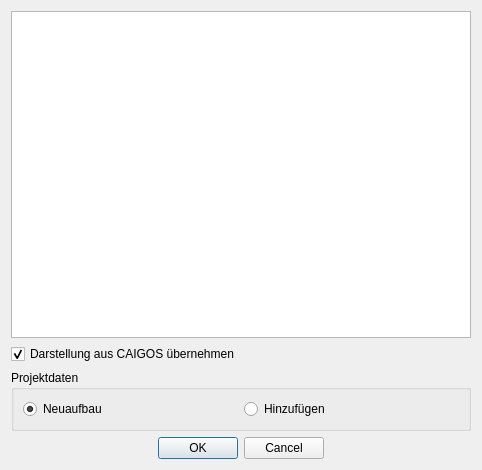
This is uiExplorer.ui in EZUSoft/SaxonyCadastralParcels as Qt 5 draws it before an edit. The edited form follows.
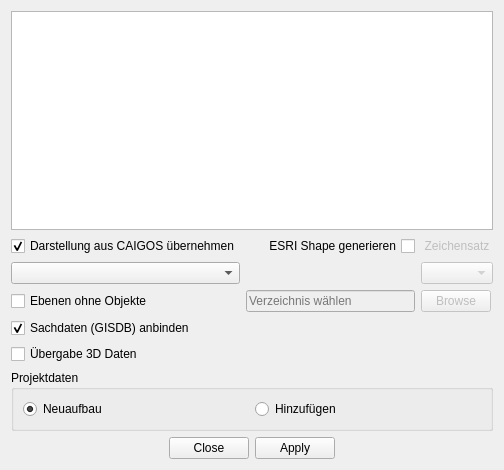
This is the edited form.

Patch:
```diff
--- a/uiExplorer.ui
+++ b/uiExplorer.ui
@@ -6,7 +6,7 @@
    <rect>
     <x>0</x>
     <y>0</y>
-    <width>482</width>
+    <width>504</width>
     <height>470</height>
    </rect>
   </property>
@@ -46,10 +46,13 @@
     <layout class="QVBoxLayout" name="Optionen">
      <item>
       <layout class="QGridLayout" name="gridLayout">
-       <item row="0" column="0">
+       <item row="5" column="1">
+        <layout class="QHBoxLayout" name="horizontalLayout_2"/>
+       </item>
+       <item row="1" column="0">
         <widget class="QCheckBox" name="chkDar">
          <property name="sizePolicy">
-          <sizepolicy hsizetype="Preferred" vsizetype="Fixed">
+          <sizepolicy hsizetype="Fixed" vsizetype="Fixed">
            <horstretch>0</horstretch>
            <verstretch>0</verstretch>
           </sizepolicy>
@@ -65,6 +68,153 @@
          </property>
         </widget>
        </item>
+       <item row="4" column="0">
+        <widget class="QCheckBox" name="chkGISDB">
+         <property name="sizePolicy">
+          <sizepolicy hsizetype="Fixed" vsizetype="Fixed">
+           <horstretch>0</horstretch>
+           <verstretch>0</verstretch>
+          </sizepolicy>
+         </property>
+         <property name="layoutDirection">
+          <enum>Qt::LeftToRight</enum>
+         </property>
+         <property name="text">
+          <string>Sachdaten (GISDB) anbinden</string>
+         </property>
+         <property name="checked">
+          <bool>true</bool>
+         </property>
+        </widget>
+       </item>
+       <item row="5" column="0">
+        <widget class="QCheckBox" name="chk3DDar">
+         <property name="sizePolicy">
+          <sizepolicy hsizetype="Fixed" vsizetype="Fixed">
+           <horstretch>0</horstretch>
+           <verstretch>0</verstretch>
+          </sizepolicy>
+         </property>
+         <property name="layoutDirection">
+          <enum>Qt::LeftToRight</enum>
+         </property>
+         <property name="text">
+          <string>Übergabe 3D Daten</string>
+         </property>
+         <property name="checked">
+          <bool>false</bool>
+         </property>
+        </widget>
+       </item>
+       <item row="2" column="0">
+        <widget class="QComboBox" name="cbGruppe">
+         <property name="sizePolicy">
+          <sizepolicy hsizetype="Expanding" vsizetype="Fixed">
+           <horstretch>0</horstretch>
+           <verstretch>0</verstretch>
+          </sizepolicy>
+         </property>
+        </widget>
+       </item>
+       <item row="2" column="2">
+        <widget class="QComboBox" name="cbCharSet">
+         <property name="enabled">
+          <bool>false</bool>
+         </property>
+         <property name="sizePolicy">
+          <sizepolicy hsizetype="Fixed" vsizetype="Fixed">
+           <horstretch>0</horstretch>
+           <verstretch>0</verstretch>
+          </sizepolicy>
+         </property>
+         <property name="statusTip">
+          <string>Codepage wählen</string>
+         </property>
+        </widget>
+       </item>
+       <item row="1" column="1">
+        <widget class="QCheckBox" name="chkSHPexp">
+         <property name="sizePolicy">
+          <sizepolicy hsizetype="Expanding" vsizetype="Fixed">
+           <horstretch>0</horstretch>
+           <verstretch>0</verstretch>
+          </sizepolicy>
+         </property>
+         <property name="layoutDirection">
+          <enum>Qt::RightToLeft</enum>
+         </property>
+         <property name="text">
+          <string>ESRI Shape generieren</string>
+         </property>
+        </widget>
+       </item>
+       <item row="1" column="2">
+        <widget class="QLabel" name="lbCharSet">
+         <property name="enabled">
+          <bool>false</bool>
+         </property>
+         <property name="layoutDirection">
+          <enum>Qt::LeftToRight</enum>
+         </property>
+         <property name="text">
+          <string>Zeichensatz</string>
+         </property>
+         <property name="alignment">
+          <set>Qt::AlignCenter</set>
+         </property>
+        </widget>
+       </item>
+       <item row="3" column="0">
+        <widget class="QCheckBox" name="chkLeer">
+         <property name="text">
+          <string>Ebenen ohne Objekte</string>
+         </property>
+        </widget>
+       </item>
+       <item row="3" column="1">
+        <widget class="QLineEdit" name="txtZielPfad">
+         <property name="enabled">
+          <bool>false</bool>
+         </property>
+         <property name="sizePolicy">
+          <sizepolicy hsizetype="Expanding" vsizetype="Fixed">
+           <horstretch>2</horstretch>
+           <verstretch>0</verstretch>
+          </sizepolicy>
+         </property>
+         <property name="locale">
+          <locale language="English" country="UnitedKingdom"/>
+         </property>
+         <property name="placeholderText">
+          <string>Verzeichnis wählen</string>
+         </property>
+        </widget>
+       </item>
+       <item row="3" column="2">
+        <widget class="QPushButton" name="browseZielPfad">
+         <property name="enabled">
+          <bool>false</bool>
+         </property>
+         <property name="sizePolicy">
+          <sizepolicy hsizetype="Fixed" vsizetype="Fixed">
+           <horstretch>0</horstretch>
+           <verstretch>0</verstretch>
+          </sizepolicy>
+         </property>
+         <property name="maximumSize">
+          <size>
+           <width>70</width>
+           <height>16777215</height>
+          </size>
+         </property>
+         <property name="locale">
+          <locale language="English" country="UnitedKingdom"/>
+         </property>
+         <property name="text">
+          <string>Browse</string>
+         </property>
+        </widget>
+       </item>
       </layout>
      </item>
      <item>
@@ -119,7 +269,7 @@
         <enum>Qt::Horizontal</enum>
        </property>
        <property name="standardButtons">
-        <set>QDialogButtonBox::Cancel|QDialogButtonBox::Ok</set>
+        <set>QDialogButtonBox::Apply|QDialogButtonBox::Close</set>
        </property>
        <property name="centerButtons">
         <bool>true</bool>
```
Left out of the diff: 11 changed lines with no effect on the pictures.
